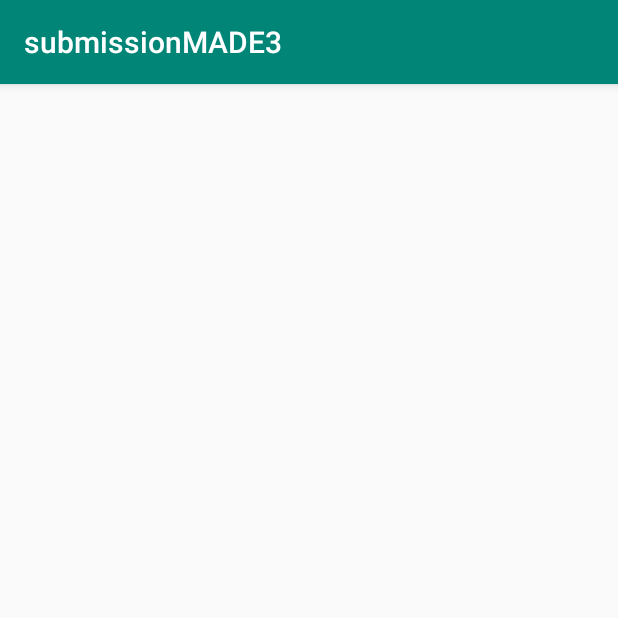
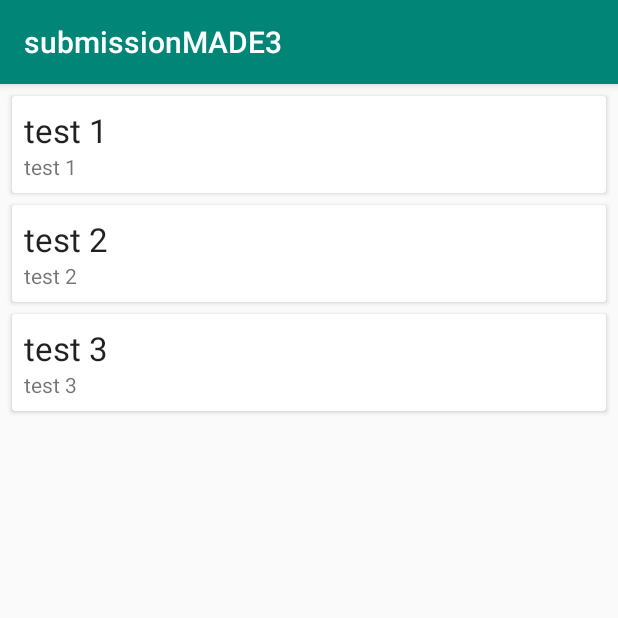
Before and after one commit to komangss/Submission-Menjadi-Android-Developer-Expert, an Android app: the FavoriteMovieActivity screen opened directly, with no data from a screen before it, on a phone screen of 412 x 824 dp, the top half of it. Run offline under Robolectric (Android 15) with nearby library versions, the phone set to English and light mode, and no system bars; our stand-ins replace Room's generated code.

Commit message:
Membuat show favoriteMovie menggunakan recyclerView

```diff
--- /dev/null
+++ b/app/src/main/java/com/dicoding/submissionmade2_1/Adapter/FavoriteMovieAdapter.java
@@ -0,0 +1,55 @@
+package com.dicoding.submissionmade2_1.Adapter;
+
+import android.view.LayoutInflater;
+import android.view.View;
+import android.view.ViewGroup;
+import android.widget.TextView;
+
+import androidx.annotation.NonNull;
+import androidx.recyclerview.widget.RecyclerView;
+
+import com.dicoding.submissionmade2_1.Item.FavoriteMovie;
+import com.dicoding.submissionmade2_1.R;
+
+import java.util.ArrayList;
+import java.util.List;
+
+public class FavoriteMovieAdapter extends RecyclerView.Adapter<FavoriteMovieAdapter.FavoriteMovieHolder> {
+
+    private List<FavoriteMovie> favoriteMovies = new ArrayList<>();
+
+    @NonNull
+    @Override
+    public FavoriteMovieHolder onCreateViewHolder(@NonNull ViewGroup parent, int viewType) {
+        View itemView = LayoutInflater.from(parent.getContext())
+                .inflate(R.layout.favorite_movie_item, parent, false);
+        return new FavoriteMovieHolder(itemView);
+    }
+
+    @Override
+    public void onBindViewHolder(@NonNull FavoriteMovieHolder holder, int position) {
+        FavoriteMovie currentFavoriteMovie = favoriteMovies.get(position);
+        holder.tvTitle.setText(currentFavoriteMovie.getTitle());
+        holder.tvDescription.setText(currentFavoriteMovie.getDescription());
+    }
+
+    @Override
+    public int getItemCount() {
+        return favoriteMovies.size();
+    }
+
+    public void setFavoriteMovies(List<FavoriteMovie> favoriteMovies) {
+        this.favoriteMovies = favoriteMovies;
+        notifyDataSetChanged();
+    }
+
+    class FavoriteMovieHolder extends RecyclerView.ViewHolder {
+        private TextView tvTitle, tvDescription;
+
+        public FavoriteMovieHolder(@NonNull View itemView) {
+            super(itemView);
+            tvTitle = itemView.findViewById(R.id.tv_title);
+            tvDescription = itemView.findViewById(R.id.tv_description);
+        }
+    }
+}
--- a/app/src/main/java/com/dicoding/submissionmade2_1/Dao/FavoriteMovieDao.java
+++ b/app/src/main/java/com/dicoding/submissionmade2_1/Dao/FavoriteMovieDao.java
@@ -1,5 +1,6 @@
 package com.dicoding.submissionmade2_1.Dao;
 
+import androidx.lifecycle.LiveData;
 import androidx.room.Dao;
 import androidx.room.Delete;
 import androidx.room.Insert;
@@ -23,7 +24,10 @@ public interface FavoriteMovieDao {
     void delete(FavoriteMovie favoriteMovie);
 
     @Query("SELECT * FROM favorite_table")
-    List<FavoriteMovie> getAllFavoriteMovie();
+    LiveData<List<FavoriteMovie>> getAllFavoriteMovie();
+
+    @Query("SELECT * FROM favorite_table WHERE id_movie = :id")
+    LiveData<List<FavoriteMovie>> getFavoriteMovieById(int id);
 
 
 }
--- a/app/src/main/java/com/dicoding/submissionmade2_1/Database/FavoriteMovieDatabase.java
+++ b/app/src/main/java/com/dicoding/submissionmade2_1/Database/FavoriteMovieDatabase.java
@@ -1,10 +1,13 @@
 package com.dicoding.submissionmade2_1.Database;
 
 import android.content.Context;
+import android.os.AsyncTask;
 
+import androidx.annotation.NonNull;
 import androidx.room.Database;
 import androidx.room.Room;
 import androidx.room.RoomDatabase;
+import androidx.sqlite.db.SupportSQLiteDatabase;
 
 import com.dicoding.submissionmade2_1.Dao.FavoriteMovieDao;
 import com.dicoding.submissionmade2_1.Item.FavoriteMovie;
@@ -21,8 +24,34 @@ public abstract class FavoriteMovieDatabase extends RoomDatabase {
             instance = Room.databaseBuilder(context.getApplicationContext(),
                     FavoriteMovieDatabase.class, "favorite_movie_database")
                     .fallbackToDestructiveMigration()
+                    .addCallback(roomCallback)
                     .build();
         }
         return instance;
     }
+
+    private static RoomDatabase.Callback roomCallback = new RoomDatabase.Callback() {
+        @Override
+        public void onCreate(@NonNull SupportSQLiteDatabase db) {
+            super.onCreate(db);
+            new PopulateDbAsyncTask(instance).execute();
+        }
+    };
+
+    private static class PopulateDbAsyncTask extends AsyncTask<Void, Void, Void> {
+        private FavoriteMovieDao favoriteMovieDao;
+
+        public PopulateDbAsyncTask(FavoriteMovieDatabase db) {
+            favoriteMovieDao = db.favoriteMovieDao();
+        }
+
+        @Override
+        protected Void doInBackground(Void... voids) {
+//            insert dummy data
+            favoriteMovieDao.insert(new FavoriteMovie("test 1", "test 1", "test 1", 1));
+            favoriteMovieDao.insert(new FavoriteMovie("test 2", "test 2", "test 2", 1));
+            favoriteMovieDao.insert(new FavoriteMovie("test 3", "test 3", "test 3", 1));
+            return null;
+        }
+    }
 }
--- a/app/src/main/java/com/dicoding/submissionmade2_1/FavoriteFragment.java
+++ b/app/src/main/java/com/dicoding/submissionmade2_1/FavoriteFragment.java
@@ -4,6 +4,8 @@ package com.dicoding.submissionmade2_1;
 import android.content.Intent;
 import android.os.Bundle;
 
+import androidx.annotation.NonNull;
+import androidx.annotation.Nullable;
 import androidx.fragment.app.Fragment;
 
 import android.view.LayoutInflater;
@@ -30,19 +32,21 @@ public class FavoriteFragment extends Fragment {
     public View onCreateView(LayoutInflater inflater, ViewGroup container,
                              Bundle savedInstanceState) {
 
+        // Inflate the layout for this fragment
+        return inflater.inflate(R.layout.fragment_favorite, container, false);
+    }
+
+    @Override
+    public void onViewCreated(@NonNull View view, @Nullable Bundle savedInstanceState) {
+        super.onViewCreated(view, savedInstanceState);
         btnToMovie = getView().findViewById(R.id.btn_to_favorite_movie);
         btnToMovie.setOnClickListener(new View.OnClickListener() {
             @Override
             public void onClick(View v) {
-                openFavoriteMovieActivity();
+                Intent intent = new Intent(getActivity(), FavoriteMovieActivity.class);
+                startActivity(intent);
             }
         });
-        // Inflate the layout for this fragment
-        return inflater.inflate(R.layout.fragment_favorite, container, false);
-    }
 
-    private void openFavoriteMovieActivity() {
-        Intent intent = new Intent(getActivity(), FavoriteMovieActivity.class);
-        startActivity(intent);
     }
 }
--- a/app/src/main/java/com/dicoding/submissionmade2_1/Item/FavoriteMovie.java
+++ b/app/src/main/java/com/dicoding/submissionmade2_1/Item/FavoriteMovie.java
@@ -10,11 +10,13 @@ public class FavoriteMovie {
     private int id;
 
     private String poster, title, description;
+    private int id_movie;
 
-    public FavoriteMovie(String poster, String title, String description) {
+    public FavoriteMovie(String poster, String title, String description, int id_movie) {
         this.poster = poster;
         this.title = title;
         this.description = description;
+        this.id_movie = id_movie;
     }
 
     public void setId(int id) {
@@ -36,4 +38,8 @@ public class FavoriteMovie {
     public String getDescription() {
         return description;
     }
+
+    public int getId_movie() {
+        return id_movie;
+    }
 }
--- /dev/null
+++ b/app/src/main/java/com/dicoding/submissionmade2_1/Repository/FavoriteMovieRepository.java
@@ -0,0 +1,91 @@
+package com.dicoding.submissionmade2_1.Repository;
+
+import android.app.Application;
+import android.os.AsyncTask;
+import android.util.Log;
+
+import androidx.lifecycle.LiveData;
+
+import com.dicoding.submissionmade2_1.Dao.FavoriteMovieDao;
+import com.dicoding.submissionmade2_1.Database.FavoriteMovieDatabase;
+import com.dicoding.submissionmade2_1.Item.FavoriteMovie;
+
+import java.util.List;
+
+public class FavoriteMovieRepository {
+    private FavoriteMovieDao favoriteMovieDao;
+    private LiveData<List<FavoriteMovie>> allFavoriteMovies;
+    protected static LiveData<List<FavoriteMovie>> favoriteMovieById;
+
+
+    public FavoriteMovieRepository(Application application) {
+        FavoriteMovieDatabase database = FavoriteMovieDatabase.getInstance(application);
+        favoriteMovieDao = database.favoriteMovieDao();
+        allFavoriteMovies = favoriteMovieDao.getAllFavoriteMovie();
+    }
+
+
+    //    database operation method
+    public void insert(FavoriteMovie movie) {
+        new InsertFavoriteMovieAsyncTask(favoriteMovieDao).execute(movie);
+    }
+
+    private static class InsertFavoriteMovieAsyncTask extends AsyncTask<FavoriteMovie, Void, Void> {
+        private FavoriteMovieDao favoriteMovieDao;
+
+        private InsertFavoriteMovieAsyncTask(FavoriteMovieDao favoriteMovieDao) {
+            this.favoriteMovieDao = favoriteMovieDao;
+        }
+
+        @Override
+        protected Void doInBackground(FavoriteMovie... movies) {
+            favoriteMovieDao.insert(movies[0]);
+            return null;
+        }
+    }
+
+    public void delete(FavoriteMovie movie) {
+        new DeleteFavoriteMovieAsyncTask(favoriteMovieDao).execute(movie);
+    }
+
+    private static class DeleteFavoriteMovieAsyncTask extends AsyncTask<FavoriteMovie, Void, Void> {
+        private FavoriteMovieDao favoriteMovieDao;
+
+        private DeleteFavoriteMovieAsyncTask(FavoriteMovieDao favoriteMovieDao) {
+            this.favoriteMovieDao = favoriteMovieDao;
+        }
+
+        @Override
+        protected Void doInBackground(FavoriteMovie... movies) {
+            favoriteMovieDao.delete(movies[0]);
+            return null;
+        }
+    }
+
+
+    public LiveData<List<FavoriteMovie>> getAllFavoriteMovies() {
+        return allFavoriteMovies;
+    }
+
+    public LiveData<List<FavoriteMovie>> getFavoriteMovieById(int id_movie) {
+        new GetFavoriteMovieByIdAsyncTask(favoriteMovieDao).execute(id_movie);
+        return favoriteMovieById;
+    }
+
+    private static class GetFavoriteMovieByIdAsyncTask extends AsyncTask<Integer, Void, Void> {
+        FavoriteMovieDao favoriteMovieDao;
+
+        public GetFavoriteMovieByIdAsyncTask(FavoriteMovieDao favoriteMovieDao) {
+            this.favoriteMovieDao = favoriteMovieDao;
+        }
+
+
+        @Override
+        protected Void doInBackground(Integer... integers) {
+            FavoriteMovieRepository.favoriteMovieById = favoriteMovieDao.getFavoriteMovieById(integers[0]);
+            Log.d("Result : ", FavoriteMovieRepository.favoriteMovieById.getValue().toString());
+            return null;
+        }
+    }
+
+}
--- /dev/null
+++ b/app/src/main/java/com/dicoding/submissionmade2_1/ViewModel/FavoriteMovieViewModel.java
@@ -0,0 +1,42 @@
+package com.dicoding.submissionmade2_1.ViewModel;
+
+import android.app.Application;
+
+import androidx.annotation.NonNull;
+import androidx.lifecycle.AndroidViewModel;
+import androidx.lifecycle.LiveData;
+
+import com.dicoding.submissionmade2_1.Item.FavoriteMovie;
+import com.dicoding.submissionmade2_1.Repository.FavoriteMovieRepository;
+
+import java.util.List;
+
+public class FavoriteMovieViewModel extends AndroidViewModel {
+
+    private FavoriteMovieRepository repository;
+    private LiveData<List<FavoriteMovie>> allFavoriteMovie;
+
+    public FavoriteMovieViewModel(@NonNull Application application) {
+        super(application);
+        repository = new FavoriteMovieRepository(application);
+        allFavoriteMovie = repository.getAllFavoriteMovies();
+    }
+
+    public void insert(FavoriteMovie favoriteMovie) {
+        repository.insert(favoriteMovie);
+    }
+
+
+    public void delete(FavoriteMovie favoriteMovie) {
+        repository.delete(favoriteMovie);
+    }
+
+    public LiveData<List<FavoriteMovie>> getAllFavoriteMovieById(int idMovie) {
+        LiveData<List<FavoriteMovie>> data = repository.getFavoriteMovieById(idMovie);
+        return data;
+    }
+
+    public LiveData<List<FavoriteMovie>> getAllFavoriteMovie() {
+        return allFavoriteMovie;
+    }
+}
--- a/app/src/main/java/com/dicoding/submissionmade2_1/activity/FavoriteMovieActivity.java
+++ b/app/src/main/java/com/dicoding/submissionmade2_1/activity/FavoriteMovieActivity.java
@@ -1,16 +1,45 @@
 package com.dicoding.submissionmade2_1.activity;
 
 import androidx.appcompat.app.AppCompatActivity;
+import androidx.lifecycle.Observer;
+import androidx.lifecycle.ViewModelProviders;
+import androidx.recyclerview.widget.LinearLayoutManager;
+import androidx.recyclerview.widget.RecyclerView;
 
 import android.os.Bundle;
+import android.widget.Toast;
 
+import com.dicoding.submissionmade2_1.Adapter.FavoriteMovieAdapter;
+import com.dicoding.submissionmade2_1.Item.FavoriteMovie;
 import com.dicoding.submissionmade2_1.R;
+import com.dicoding.submissionmade2_1.ViewModel.FavoriteMovieViewModel;
+
+import java.util.List;
 
 public class FavoriteMovieActivity extends AppCompatActivity {
+
+    private FavoriteMovieViewModel favoriteMovieViewModel;
 
     @Override
     protected void onCreate(Bundle savedInstanceState) {
         super.onCreate(savedInstanceState);
         setContentView(R.layout.activity_favorite_movie);
+
+        RecyclerView recyclerView = findViewById(R.id.rv_favorite_movie);
+        recyclerView.setLayoutManager(new LinearLayoutManager(this));
+        recyclerView.setHasFixedSize(true);
+
+        final FavoriteMovieAdapter adapter = new FavoriteMovieAdapter();
+        recyclerView.setAdapter(adapter);
+
+        favoriteMovieViewModel = ViewModelProviders.of(this).get(FavoriteMovieViewModel.class);
+        favoriteMovieViewModel.getAllFavoriteMovie().observe(this, new Observer<List<FavoriteMovie>>() {
+            @Override
+            public void onChanged(List<FavoriteMovie> favoriteMovies) {
+                adapter.setFavoriteMovies(favoriteMovies);
+//            update recycler view
+                Toast.makeText(FavoriteMovieActivity.this, "onChanged", Toast.LENGTH_SHORT).show();
+            }
+        });
     }
 }
--- a/app/src/main/res/layout/activity_favorite_movie.xml
+++ b/app/src/main/res/layout/activity_favorite_movie.xml
@@ -1,9 +1,16 @@
 <?xml version="1.0" encoding="utf-8"?>
-<androidx.constraintlayout.widget.ConstraintLayout xmlns:android="http://schemas.android.com/apk/res/android"
+<androidx.coordinatorlayout.widget.CoordinatorLayout xmlns:android="http://schemas.android.com/apk/res/android"
     xmlns:app="http://schemas.android.com/apk/res-auto"
     xmlns:tools="http://schemas.android.com/tools"
     android:layout_width="match_parent"
     android:layout_height="match_parent"
     tools:context=".activity.FavoriteMovieActivity">
 
-</androidx.constraintlayout.widget.ConstraintLayout>
+    <androidx.recyclerview.widget.RecyclerView
+        android:id="@+id/rv_favorite_movie"
+        android:layout_width="match_parent"
+        android:layout_height="match_parent"
+        tools:listitem="@layout/favorite_movie_item" />
+
+
+</androidx.coordinatorlayout.widget.CoordinatorLayout>
--- /dev/null
+++ b/app/src/main/res/layout/favorite_movie_item.xml
@@ -0,0 +1,36 @@
+<?xml version="1.0" encoding="utf-8"?>
+<androidx.cardview.widget.CardView xmlns:android="http://schemas.android.com/apk/res/android"
+    android:layout_width="match_parent"
+    android:layout_height="wrap_content"
+    android:layout_marginEnd="8dp"
+    android:layout_marginStart="8dp"
+    android:layout_marginTop="8dp"
+    android:outlineAmbientShadowColor="@color/cardview_dark_background">
+
+    <RelativeLayout
+        android:layout_width="match_parent"
+        android:layout_height="wrap_content"
+        android:padding="8dp">
+
+        <TextView
+            android:id="@+id/tv_title"
+            android:layout_width="wrap_content"
+            android:layout_height="wrap_content"
+            android:text="Title"
+            android:textAppearance="@style/TextAppearance.AppCompat.Large"
+            android:maxLines="1"
+            android:ellipsize="end"
+            android:layout_alignParentStart="true" />
+
+        <TextView
+            android:id="@+id/tv_description"
+            android:layout_width="wrap_content"
+            android:layout_height="wrap_content"
+            android:text="Description"
+            android:layout_below="@+id/tv_title"
+            android:maxLines="1"
+            android:layout_alignParentStart="true" />
+
+    </RelativeLayout>
+
+</androidx.cardview.widget.CardView>
```
